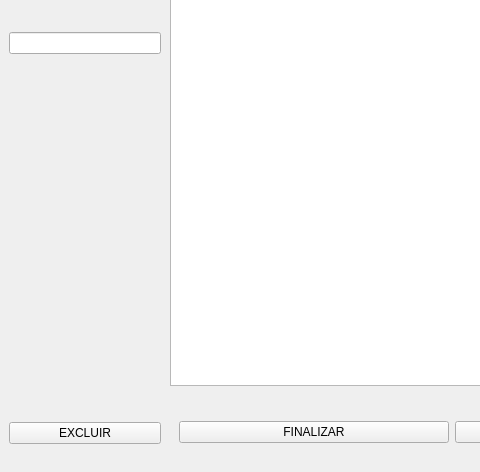
Qt form desktop/telas/form_orders/pedido_mesa.ui (hnmcano/unique) before a commit; both pictures show x 0 to 480 and y 118 to 590 of the 734 by 590 pixel window.
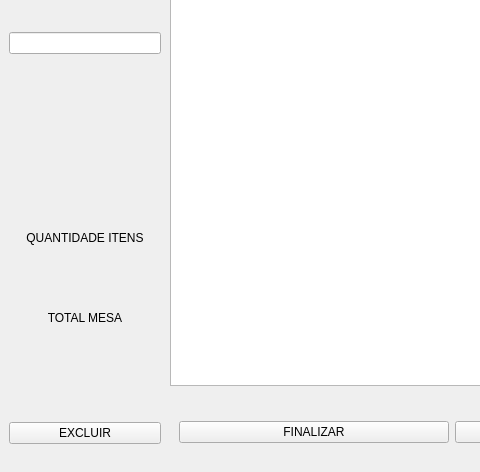
The same form after that commit.

Commit message: Atualiza Mesa PDV

What changed in the file:
```diff
--- a/desktop/telas/form_orders/pedido_mesa.ui
+++ b/desktop/telas/form_orders/pedido_mesa.ui
@@ -229,13 +229,166 @@
               <widget class="QLineEdit" name="data_criacao"/>
              </item>
              <item>
-              <widget class="QLabel" name="label_2">
-               <property name="text">
-                <string/>
+              <widget class="QWidget" name="widget_11" native="true"/>
+             </item>
+             <item>
+              <widget class="QWidget" name="widget_10" native="true">
+               <property name="styleSheet">
+                <string notr="true"/>
                </property>
-               <property name="alignment">
-                <set>Qt::AlignmentFlag::AlignCenter</set>
-               </property>
+               <layout class="QVBoxLayout" name="verticalLayout_8">
+                <property name="spacing">
+                 <number>0</number>
+                </property>
+                <property name="leftMargin">
+                 <number>0</number>
+                </property>
+                <property name="topMargin">
+                 <number>0</number>
+                </property>
+                <property name="rightMargin">
+                 <number>0</number>
+                </property>
+                <property name="bottomMargin">
+                 <number>0</number>
+                </property>
+                <item>
+                 <widget class="QWidget" name="widget_12" native="true">
+                  <layout class="QVBoxLayout" name="verticalLayout_9">
+                   <property name="spacing">
+                    <number>0</number>
+                   </property>
+                   <property name="leftMargin">
+                    <number>0</number>
+                   </property>
+                   <property name="topMargin">
+                    <number>0</number>
+                   </property>
+                   <property name="rightMargin">
+                    <number>0</number>
+                   </property>
+                   <property name="bottomMargin">
+                    <number>0</number>
+                   </property>
+                   <item>
+                    <widget class="QLabel" name="label">
+                     <property name="maximumSize">
+                      <size>
+                       <width>16777215</width>
+                       <height>25</height>
+                      </size>
+                     </property>
+                     <property name="text">
+                      <string>QUANTIDADE ITENS</string>
+                     </property>
+                     <property name="alignment">
+                      <set>Qt::AlignmentFlag::AlignCenter</set>
+                     </property>
+                    </widget>
+                   </item>
+                   <item>
+                    <widget class="QWidget" name="widget_14" native="true">
+                     <layout class="QVBoxLayout" name="verticalLayout_11">
+                      <property name="spacing">
+                       <number>0</number>
+                      </property>
+                      <property name="leftMargin">
+                       <number>0</number>
+                      </property>
+                      <property name="topMargin">
+                       <number>0</number>
+                      </property>
+                      <property name="rightMargin">
+                       <number>0</number>
+                      </property>
+                      <property name="bottomMargin">
+                       <number>0</number>
+                      </property>
+                      <item>
+                       <widget class="QLabel" name="quantidade_itens_mesa">
+                        <property name="text">
+                         <string/>
+                        </property>
+                        <property name="alignment">
+                         <set>Qt::AlignmentFlag::AlignCenter</set>
+                        </property>
+                       </widget>
+                      </item>
+                     </layout>
+                    </widget>
+                   </item>
+                  </layout>
+                 </widget>
+                </item>
+                <item>
+                 <widget class="QWidget" name="widget_13" native="true">
+                  <layout class="QVBoxLayout" name="verticalLayout_10">
+                   <property name="spacing">
+                    <number>0</number>
+                   </property>
+                   <property name="leftMargin">
+                    <number>0</number>
+                   </property>
+                   <property name="topMargin">
+                    <number>0</number>
+                   </property>
+                   <property name="rightMargin">
+                    <number>0</number>
+                   </property>
+                   <property name="bottomMargin">
+                    <number>0</number>
+                   </property>
+                   <item>
+                    <widget class="QLabel" name="label_2">
+                     <property name="maximumSize">
+                      <size>
+                       <width>16777215</width>
+                       <height>25</height>
+                      </size>
+                     </property>
+                     <property name="text">
+                      <string>TOTAL MESA</string>
+                     </property>
+                     <property name="alignment">
+                      <set>Qt::AlignmentFlag::AlignCenter</set>
+                     </property>
+                    </widget>
+                   </item>
+                   <item>
+                    <widget class="QWidget" name="widget_15" native="true">
+                     <layout class="QVBoxLayout" name="verticalLayout_12">
+                      <property name="spacing">
+                       <number>0</number>
+                      </property>
+                      <property name="leftMargin">
+                       <number>0</number>
+                      </property>
+                      <property name="topMargin">
+                       <number>0</number>
+                      </property>
+                      <property name="rightMargin">
+                       <number>0</number>
+                      </property>
+                      <property name="bottomMargin">
+                       <number>0</number>
+                      </property>
+                      <item>
+                       <widget class="QLabel" name="valor_total_mesa">
+                        <property name="text">
+                         <string/>
+                        </property>
+                        <property name="alignment">
+                         <set>Qt::AlignmentFlag::AlignCenter</set>
+                        </property>
+                       </widget>
+                      </item>
+                     </layout>
+                    </widget>
+                   </item>
+                  </layout>
+                 </widget>
+                </item>
+               </layout>
               </widget>
              </item>
             </layout>
```
The commit also changes 27 other files.
